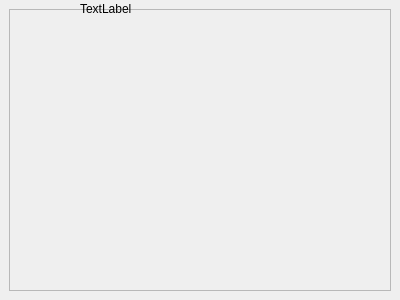
Before: the Qt Designer form events_window.ui in pszelew/LolWATCHER, drawn with Qt 5.
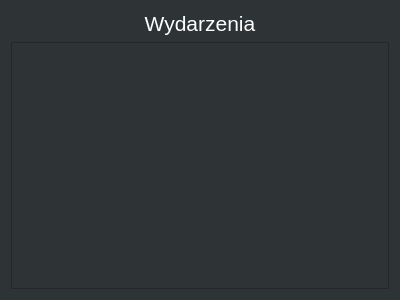
After: the same form once the commit is applied.

Diff of the .ui file:
```diff
--- a/events_window.ui
+++ b/events_window.ui
@@ -10,38 +10,477 @@
     <height>300</height>
    </rect>
   </property>
+  <property name="palette">
+   <palette>
+    <active>
+     <colorrole role="WindowText">
+      <brush brushstyle="SolidPattern">
+       <color alpha="255">
+        <red>255</red>
+        <green>255</green>
+        <blue>255</blue>
+       </color>
+      </brush>
+     </colorrole>
+     <colorrole role="Button">
+      <brush brushstyle="SolidPattern">
+       <color alpha="255">
+        <red>46</red>
+        <green>52</green>
+        <blue>54</blue>
+       </color>
+      </brush>
+     </colorrole>
+     <colorrole role="Light">
+      <brush brushstyle="SolidPattern">
+       <color alpha="255">
+        <red>69</red>
+        <green>78</green>
+        <blue>81</blue>
+       </color>
+      </brush>
+     </colorrole>
+     <colorrole role="Midlight">
+      <brush brushstyle="SolidPattern">
+       <color alpha="255">
+        <red>57</red>
+        <green>65</green>
+        <blue>67</blue>
+       </color>
+      </brush>
+     </colorrole>
+     <colorrole role="Dark">
+      <brush brushstyle="SolidPattern">
+       <color alpha="255">
+        <red>23</red>
+        <green>26</green>
+        <blue>27</blue>
+       </color>
+      </brush>
+     </colorrole>
+     <colorrole role="Mid">
+      <brush brushstyle="SolidPattern">
+       <color alpha="255">
+        <red>30</red>
+        <green>34</green>
+        <blue>36</blue>
+       </color>
+      </brush>
+     </colorrole>
+     <colorrole role="Text">
+      <brush brushstyle="SolidPattern">
+       <color alpha="255">
+        <red>255</red>
+        <green>255</green>
+        <blue>255</blue>
+       </color>
+      </brush>
+     </colorrole>
+     <colorrole role="BrightText">
+      <brush brushstyle="SolidPattern">
+       <color alpha="255">
+        <red>255</red>
+        <green>255</green>
+        <blue>255</blue>
+       </color>
+      </brush>
+     </colorrole>
+     <colorrole role="ButtonText">
+      <brush brushstyle="SolidPattern">
+       <color alpha="255">
+        <red>255</red>
+        <green>255</green>
+        <blue>255</blue>
+       </color>
+      </brush>
+     </colorrole>
+     <colorrole role="Base">
+      <brush brushstyle="SolidPattern">
+       <color alpha="255">
+        <red>0</red>
+        <green>0</green>
+        <blue>0</blue>
+       </color>
+      </brush>
+     </colorrole>
+     <colorrole role="Window">
+      <brush brushstyle="SolidPattern">
+       <color alpha="255">
+        <red>46</red>
+        <green>52</green>
+        <blue>54</blue>
+       </color>
+      </brush>
+     </colorrole>
+     <colorrole role="Shadow">
+      <brush brushstyle="SolidPattern">
+       <color alpha="255">
+        <red>0</red>
+        <green>0</green>
+        <blue>0</blue>
+       </color>
+      </brush>
+     </colorrole>
+     <colorrole role="AlternateBase">
+      <brush brushstyle="SolidPattern">
+       <color alpha="255">
+        <red>23</red>
+        <green>26</green>
+        <blue>27</blue>
+       </color>
+      </brush>
+     </colorrole>
+     <colorrole role="ToolTipBase">
+      <brush brushstyle="SolidPattern">
+       <color alpha="255">
+        <red>255</red>
+        <green>255</green>
+        <blue>220</blue>
+       </color>
+      </brush>
+     </colorrole>
+     <colorrole role="ToolTipText">
+      <brush brushstyle="SolidPattern">
+       <color alpha="255">
+        <red>0</red>
+        <green>0</green>
+        <blue>0</blue>
+       </color>
+      </brush>
+     </colorrole>
+     <colorrole role="PlaceholderText">
+      <brush brushstyle="SolidPattern">
+       <color alpha="128">
+        <red>255</red>
+        <green>255</green>
+        <blue>255</blue>
+       </color>
+      </brush>
+     </colorrole>
+    </active>
+    <inactive>
+     <colorrole role="WindowText">
+      <brush brushstyle="SolidPattern">
+       <color alpha="255">
+        <red>255</red>
+        <green>255</green>
+        <blue>255</blue>
+       </color>
+      </brush>
+     </colorrole>
+     <colorrole role="Button">
+      <brush brushstyle="SolidPattern">
+       <color alpha="255">
+        <red>46</red>
+        <green>52</green>
+        <blue>54</blue>
+       </color>
+      </brush>
+     </colorrole>
+     <colorrole role="Light">
+      <brush brushstyle="SolidPattern">
+       <color alpha="255">
+        <red>69</red>
+        <green>78</green>
+        <blue>81</blue>
+       </color>
+      </brush>
+     </colorrole>
+     <colorrole role="Midlight">
+      <brush brushstyle="SolidPattern">
+       <color alpha="255">
+        <red>57</red>
+        <green>65</green>
+        <blue>67</blue>
+       </color>
+      </brush>
+     </colorrole>
+     <colorrole role="Dark">
+      <brush brushstyle="SolidPattern">
+       <color alpha="255">
+        <red>23</red>
+        <green>26</green>
+        <blue>27</blue>
+       </color>
+      </brush>
+     </colorrole>
+     <colorrole role="Mid">
+      <brush brushstyle="SolidPattern">
+       <color alpha="255">
+        <red>30</red>
+        <green>34</green>
+        <blue>36</blue>
+       </color>
+      </brush>
+     </colorrole>
+     <colorrole role="Text">
+      <brush brushstyle="SolidPattern">
+       <color alpha="255">
+        <red>255</red>
+        <green>255</green>
+        <blue>255</blue>
+       </color>
+      </brush>
+     </colorrole>
+     <colorrole role="BrightText">
+      <brush brushstyle="SolidPattern">
+       <color alpha="255">
+        <red>255</red>
+        <green>255</green>
+        <blue>255</blue>
+       </color>
+      </brush>
+     </colorrole>
+     <colorrole role="ButtonText">
+      <brush brushstyle="SolidPattern">
+       <color alpha="255">
+        <red>255</red>
+        <green>255</green>
+        <blue>255</blue>
+       </color>
+      </brush>
+     </colorrole>
+     <colorrole role="Base">
+      <brush brushstyle="SolidPattern">
+       <color alpha="255">
+        <red>0</red>
+        <green>0</green>
+        <blue>0</blue>
+       </color>
+      </brush>
+     </colorrole>
+     <colorrole role="Window">
+      <brush brushstyle="SolidPattern">
+       <color alpha="255">
+        <red>46</red>
+        <green>52</green>
+        <blue>54</blue>
+       </color>
+      </brush>
+     </colorrole>
+     <colorrole role="Shadow">
+      <brush brushstyle="SolidPattern">
+       <color alpha="255">
+        <red>0</red>
+        <green>0</green>
+        <blue>0</blue>
+       </color>
+      </brush>
+     </colorrole>
+     <colorrole role="AlternateBase">
+      <brush brushstyle="SolidPattern">
+       <color alpha="255">
+        <red>23</red>
+        <green>26</green>
+        <blue>27</blue>
+       </color>
+      </brush>
+     </colorrole>
+     <colorrole role="ToolTipBase">
+      <brush brushstyle="SolidPattern">
+       <color alpha="255">
+        <red>255</red>
+        <green>255</green>
+        <blue>220</blue>
+       </color>
+      </brush>
+     </colorrole>
+     <colorrole role="ToolTipText">
+      <brush brushstyle="SolidPattern">
+       <color alpha="255">
+        <red>0</red>
+        <green>0</green>
+        <blue>0</blue>
+       </color>
+      </brush>
+     </colorrole>
+     <colorrole role="PlaceholderText">
+      <brush brushstyle="SolidPattern">
+       <color alpha="128">
+        <red>255</red>
+        <green>255</green>
+        <blue>255</blue>
+       </color>
+      </brush>
+     </colorrole>
+    </inactive>
+    <disabled>
+     <colorrole role="WindowText">
+      <brush brushstyle="SolidPattern">
+       <color alpha="255">
+        <red>23</red>
+        <green>26</green>
+        <blue>27</blue>
+       </color>
+      </brush>
+     </colorrole>
+     <colorrole role="Button">
+      <brush brushstyle="SolidPattern">
+       <color alpha="255">
+        <red>46</red>
+        <green>52</green>
+        <blue>54</blue>
+       </color>
+      </brush>
+     </colorrole>
+     <colorrole role="Light">
+      <brush brushstyle="SolidPattern">
+       <color alpha="255">
+        <red>69</red>
+        <green>78</green>
+        <blue>81</blue>
+       </color>
+      </brush>
+     </colorrole>
+     <colorrole role="Midlight">
+      <brush brushstyle="SolidPattern">
+       <color alpha="255">
+        <red>57</red>
+        <green>65</green>
+        <blue>67</blue>
+       </color>
+      </brush>
+     </colorrole>
+     <colorrole role="Dark">
+      <brush brushstyle="SolidPattern">
+       <color alpha="255">
+        <red>23</red>
+        <green>26</green>
+        <blue>27</blue>
+       </color>
+      </brush>
+     </colorrole>
+     <colorrole role="Mid">
+      <brush brushstyle="SolidPattern">
+       <color alpha="255">
+        <red>30</red>
+        <green>34</green>
+        <blue>36</blue>
+       </color>
+      </brush>
+     </colorrole>
+     <colorrole role="Text">
+      <brush brushstyle="SolidPattern">
+       <color alpha="255">
+        <red>23</red>
+        <green>26</green>
+        <blue>27</blue>
+       </color>
+      </brush>
+     </colorrole>
+     <colorrole role="BrightText">
+      <brush brushstyle="SolidPattern">
+       <color alpha="255">
+        <red>255</red>
+        <green>255</green>
+        <blue>255</blue>
+       </color>
+      </brush>
+     </colorrole>
+     <colorrole role="ButtonText">
+      <brush brushstyle="SolidPattern">
+       <color alpha="255">
+        <red>23</red>
+        <green>26</green>
+        <blue>27</blue>
+       </color>
+      </brush>
+     </colorrole>
+     <colorrole role="Base">
+      <brush brushstyle="SolidPattern">
+       <color alpha="255">
+        <red>46</red>
+        <green>52</green>
+        <blue>54</blue>
+       </color>
+      </brush>
+     </colorrole>
+     <colorrole role="Window">
+      <brush brushstyle="SolidPattern">
+       <color alpha="255">
+        <red>46</red>
+        <green>52</green>
+        <blue>54</blue>
+       </color>
+      </brush>
+     </colorrole>
+     <colorrole role="Shadow">
+      <brush brushstyle="SolidPattern">
+       <color alpha="255">
+        <red>0</red>
+        <green>0</green>
+        <blue>0</blue>
+       </color>
+      </brush>
+     </colorrole>
+     <colorrole role="AlternateBase">
+      <brush brushstyle="SolidPattern">
+       <color alpha="255">
+        <red>46</red>
+        <green>52</green>
+        <blue>54</blue>
+       </color>
+      </brush>
+     </colorrole>
+     <colorrole role="ToolTipBase">
+      <brush brushstyle="SolidPattern">
+       <color alpha="255">
+        <red>255</red>
+        <green>255</green>
+        <blue>220</blue>
+       </color>
+      </brush>
+     </colorrole>
+     <colorrole role="ToolTipText">
+      <brush brushstyle="SolidPattern">
+       <color alpha="255">
+        <red>0</red>
+        <green>0</green>
+        <blue>0</blue>
+       </color>
+      </brush>
+     </colorrole>
+     <colorrole role="PlaceholderText">
+      <brush brushstyle="SolidPattern">
+       <color alpha="128">
+        <red>255</red>
+        <green>255</green>
+        <blue>255</blue>
+       </color>
+      </brush>
+     </colorrole>
+    </disabled>
+   </palette>
+  </property>
   <property name="windowTitle">
    <string>Wydarzenia</string>
   </property>
-  <widget class="QFrame" name="frame">
-   <property name="geometry">
-    <rect>
-     <x>9</x>
-     <y>9</y>
-     <width>382</width>
-     <height>282</height>
-    </rect>
-   </property>
-   <property name="frameShape">
-    <enum>QFrame::StyledPanel</enum>
-   </property>
-   <property name="frameShadow">
-    <enum>QFrame::Raised</enum>
-   </property>
-  </widget>
-  <widget class="QLabel" name="label">
-   <property name="geometry">
-    <rect>
-     <x>80</x>
-     <y>0</y>
-     <width>67</width>
-     <height>17</height>
-    </rect>
-   </property>
-   <property name="text">
-    <string>TextLabel</string>
-   </property>
-  </widget>
+  <layout class="QVBoxLayout" name="verticalLayout">
+   <item>
+    <widget class="QLabel" name="label">
+     <property name="text">
+      <string>&lt;html&gt;&lt;head/&gt;&lt;body&gt;&lt;p align=&quot;center&quot;&gt;&lt;span style=&quot; font-size:16pt;&quot;&gt;Wydarzenia&lt;/span&gt;&lt;/p&gt;&lt;/body&gt;&lt;/html&gt;</string>
+     </property>
+    </widget>
+   </item>
+   <item>
+    <widget class="QScrollArea" name="scrollArea">
+     <property name="widgetResizable">
+      <bool>true</bool>
+     </property>
+     <widget class="QWidget" name="scrollAreaWidgetContents">
+      <property name="geometry">
+       <rect>
+        <x>0</x>
+        <y>0</y>
+        <width>380</width>
+        <height>250</height>
+       </rect>
+      </property>
+     </widget>
+    </widget>
+   </item>
+  </layout>
  </widget>
  <resources/>
  <connections/>
```
